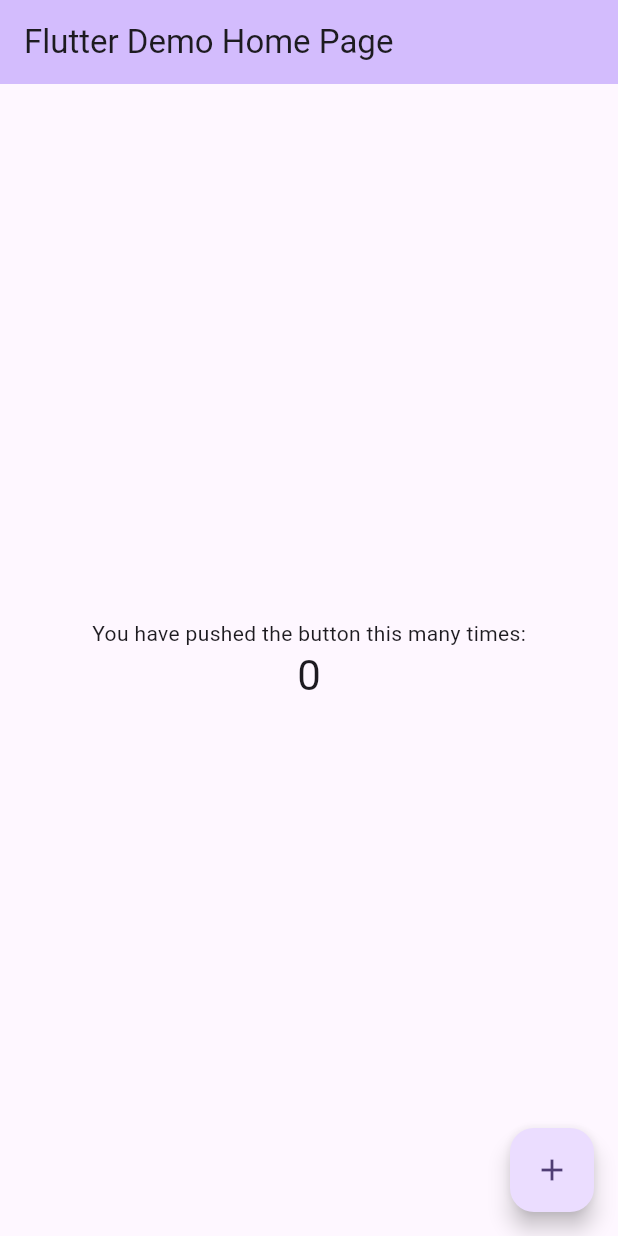
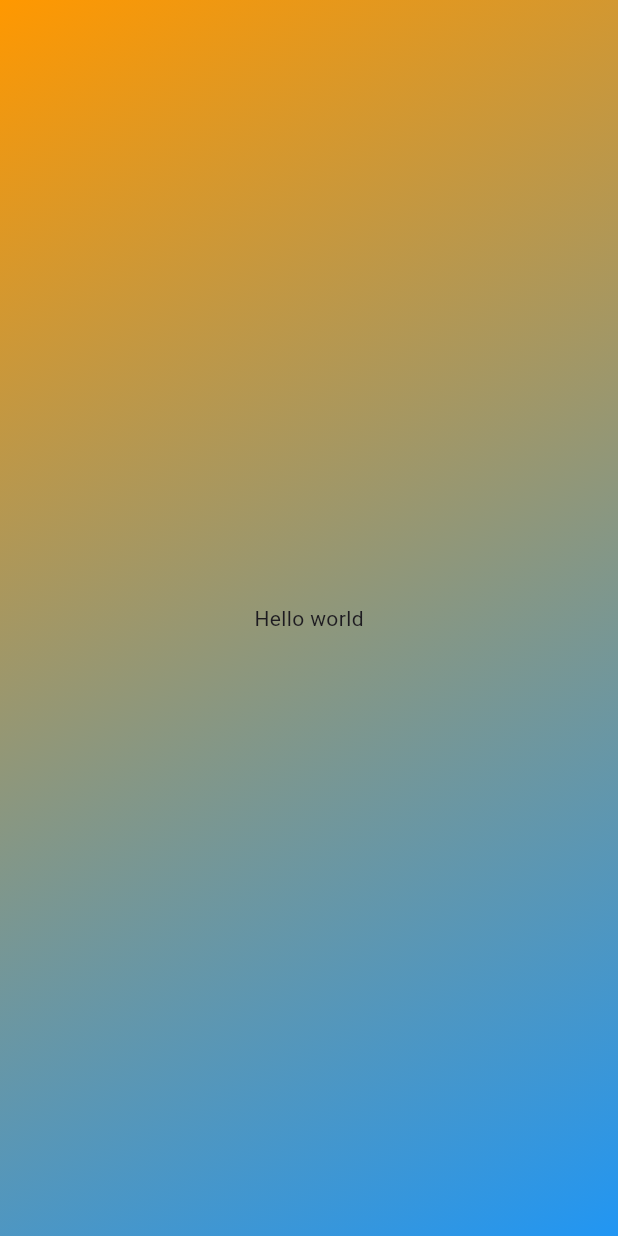
Before and after one commit to weitecklee/dice_app, a Flutter app: the screen it shows after launch, on a phone screen of 412 x 824 dp. Run offline on Flutter 3.47's test engine with Material 3 defaults, Android fonts, the phone set to English and light mode, and no system bars.

Commit message:
GradientContainer

```diff
--- /dev/null
+++ b/lib/gradient_container.dart
@@ -0,0 +1,24 @@
+import 'package:flutter/material.dart';
+
+class GradientContainer extends StatelessWidget {
+  const GradientContainer({super.key});
+
+  @override
+  Widget build(BuildContext context) {
+    return Container(
+      decoration: const BoxDecoration(
+        gradient: LinearGradient(
+          colors: [
+            Colors.orange,
+            Colors.blue,
+          ],
+          begin: Alignment.topLeft,
+          end: Alignment.bottomRight,
+        ),
+      ),
+      child: const Center(
+        child: Text('Hello world'),
+      ),
+    );
+  }
+}
--- a/lib/main.dart
+++ b/lib/main.dart
@@ -1,125 +1,10 @@
+import 'package:dice_app/gradient_container.dart';
 import 'package:flutter/material.dart';
 
 void main() {
-  runApp(const MyApp());
+  runApp(
+    const MaterialApp(
+      home: Scaffold(body: GradientContainer()),
+    ),
+  );
 }
-
-class MyApp extends StatelessWidget {
-  const MyApp({super.key});
-
-  // This widget is the root of your application.
-  @override
-  Widget build(BuildContext context) {
-    return MaterialApp(
-      title: 'Flutter Demo',
-      theme: ThemeData(
-        // This is the theme of your application.
-        //
-        // TRY THIS: Try running your application with "flutter run". You'll see
-        // the application has a purple toolbar. Then, without quitting the app,
-        // try changing the seedColor in the colorScheme below to Colors.green
-        // and then invoke "hot reload" (save your changes or press the "hot
-        // reload" button in a Flutter-supported IDE, or press "r" if you used
-        // the command line to start the app).
-        //
-        // Notice that the counter didn't reset back to zero; the application
-        // state is not lost during the reload. To reset the state, use hot
-        // restart instead.
-        //
-        // This works for code too, not just values: Most code changes can be
-        // tested with just a hot reload.
-        colorScheme: ColorScheme.fromSeed(seedColor: Colors.deepPurple),
-        useMaterial3: true,
-      ),
-      home: const MyHomePage(title: 'Flutter Demo Home Page'),
-    );
-  }
-}
-
-class MyHomePage extends StatefulWidget {
-  const MyHomePage({super.key, required this.title});
-
-  // This widget is the home page of your application. It is stateful, meaning
-  // that it has a State object (defined below) that contains fields that affect
-  // how it looks.
-
-  // This class is the configuration for the state. It holds the values (in this
-  // case the title) provided by the parent (in this case the App widget) and
-  // used by the build method of the State. Fields in a Widget subclass are
-  // always marked "final".
-
-  final String title;
-
-  @override
-  State<MyHomePage> createState() => _MyHomePageState();
-}
-
-class _MyHomePageState extends State<MyHomePage> {
-  int _counter = 0;
-
-  void _incrementCounter() {
-    setState(() {
-      // This call to setState tells the Flutter framework that something has
-      // changed in this State, which causes it to rerun the build method below
-      // so that the display can reflect the updated values. If we changed
-      // _counter without calling setState(), then the build method would not be
-      // called again, and so nothing would appear to happen.
-      _counter++;
-    });
-  }
-
-  @override
-  Widget build(BuildContext context) {
-    // This method is rerun every time setState is called, for instance as done
-    // by the _incrementCounter method above.
-    //
-    // The Flutter framework has been optimized to make rerunning build methods
-    // fast, so that you can just rebuild anything that needs updating rather
-    // than having to individually change instances of widgets.
-    return Scaffold(
-      appBar: AppBar(
-        // TRY THIS: Try changing the color here to a specific color (to
-        // Colors.amber, perhaps?) and trigger a hot reload to see the AppBar
-        // change color while the other colors stay the same.
-        backgroundColor: Theme.of(context).colorScheme.inversePrimary,
-        // Here we take the value from the MyHomePage object that was created by
-        // the App.build method, and use it to set our appbar title.
-        title: Text(widget.title),
-      ),
-      body: Center(
-        // Center is a layout widget. It takes a single child and positions it
-        // in the middle of the parent.
-        child: Column(
-          // Column is also a layout widget. It takes a list of children and
-          // arranges them vertically. By default, it sizes itself to fit its
-          // children horizontally, and tries to be as tall as its parent.
-          //
-          // Column has various properties to control how it sizes itself and
-          // how it positions its children. Here we use mainAxisAlignment to
-          // center the children vertically; the main axis here is the vertical
-          // axis because Columns are vertical (the cross axis would be
-          // horizontal).
-          //
-          // TRY THIS: Invoke "debug painting" (choose the "Toggle Debug Paint"
-          // action in the IDE, or press "p" in the console), to see the
-          // wireframe for each widget.
-          mainAxisAlignment: MainAxisAlignment.center,
-          children: <Widget>[
-            const Text(
-              'You have pushed the button this many times:',
-            ),
-            Text(
-              '$_counter',
-              style: Theme.of(context).textTheme.headlineMedium,
-            ),
-          ],
-        ),
-      ),
-      floatingActionButton: FloatingActionButton(
-        onPressed: _incrementCounter,
-        tooltip: 'Increment',
-        child: const Icon(Icons.add),
-      ), // This trailing comma makes auto-formatting nicer for build methods.
-    );
-  }
-}
```
